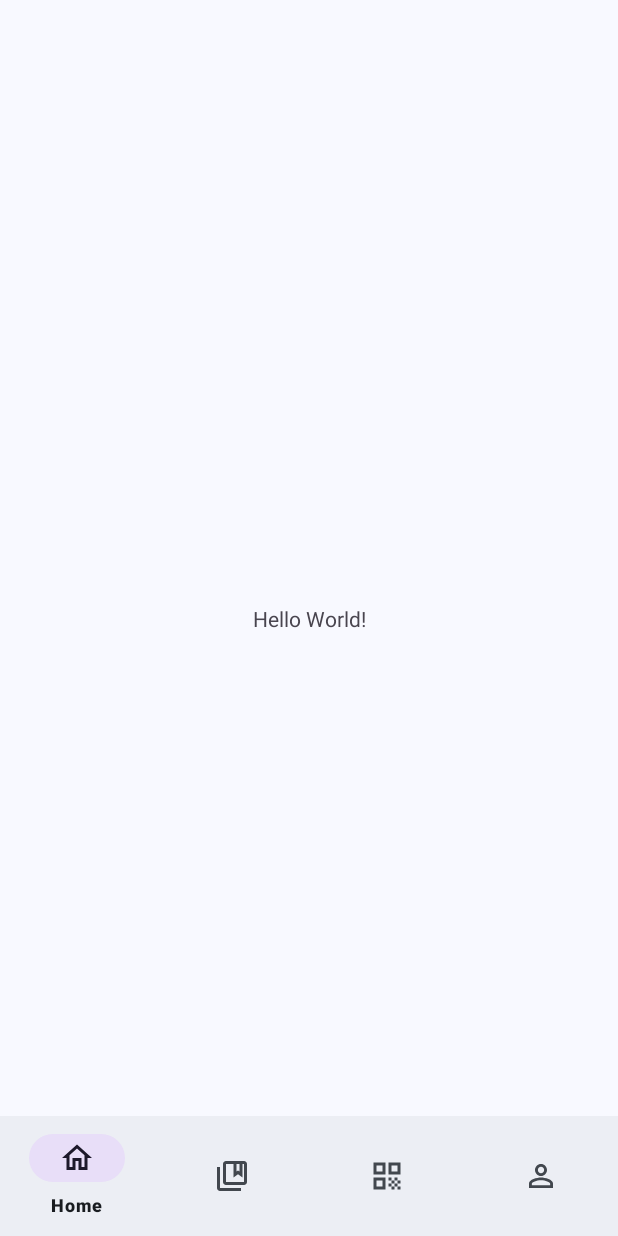
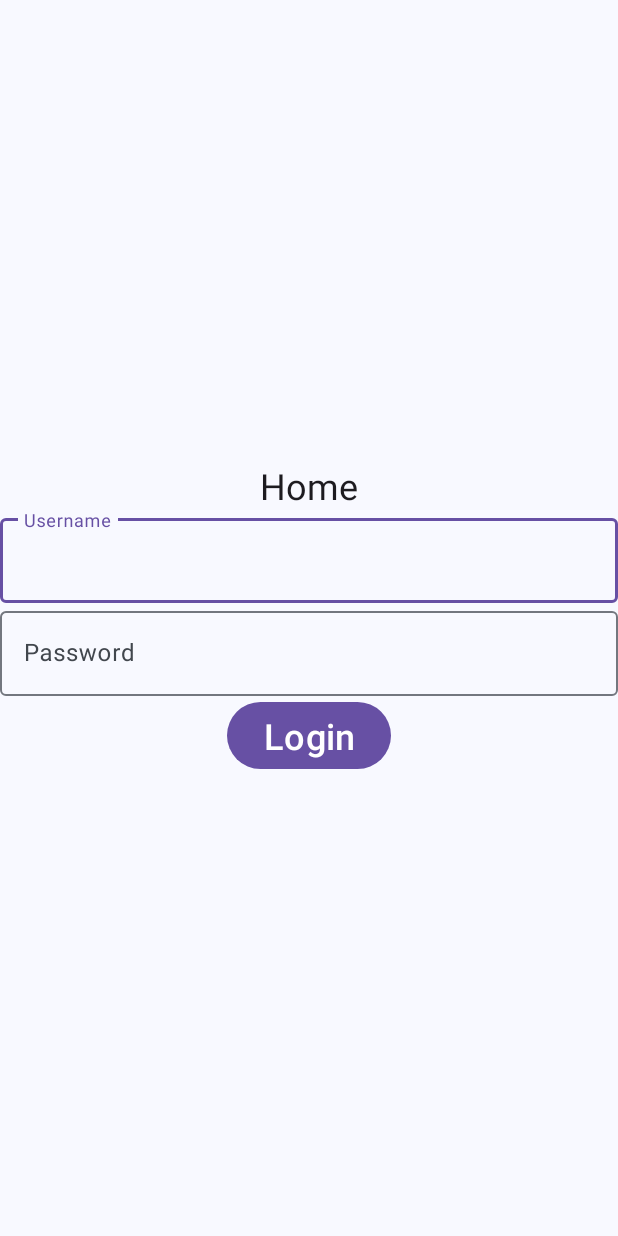
Before and after one commit to Yousran/PressAI, an Android app: the screen it shows after launch (MainActivity), on a phone screen of 412 x 824 dp. Run offline under Robolectric (Android 15) with nearby library versions, the phone set to English and light mode, and no system bars.

Commit message:
FEAT: Login and Dashboard Layout

```diff
--- a/app/app/src/main/AndroidManifest.xml
+++ b/app/app/src/main/AndroidManifest.xml
@@ -13,6 +13,9 @@
         android:theme="@style/Theme.PressAI"
         tools:targetApi="31">
         <activity
+            android:name=".Dashboard"
+            android:exported="false" />
+        <activity
             android:name=".MainActivity"
             android:exported="true">
             <intent-filter>
--- a/app/app/src/main/java/com/example/pressai/MainActivity.java
+++ b/app/app/src/main/java/com/example/pressai/MainActivity.java
@@ -3,38 +3,28 @@ package com.example.pressai;
 import androidx.annotation.NonNull;
 import androidx.appcompat.app.AppCompatActivity;
 
+import android.content.Intent;
 import android.os.Bundle;
 import android.view.MenuItem;
+import android.view.View;
+import android.widget.Button;
 
 import com.google.android.material.navigation.NavigationBarView;
 
 public class MainActivity extends AppCompatActivity {
 
+    Button login_btn;
     @Override
     protected void onCreate(Bundle savedInstanceState) {
         super.onCreate(savedInstanceState);
         setContentView(R.layout.activity_main);
-        NavigationBarView bottomNavigationView = findViewById(R.id.bottom_navigation);
-        bottomNavigationView.setOnItemSelectedListener(new NavigationBarView.OnItemSelectedListener() {
+        login_btn = findViewById(R.id.login_btn);
+        login_btn.setOnClickListener(new View.OnClickListener() {
             @Override
-            public boolean onNavigationItemSelected(@NonNull MenuItem item) {
-                int id = item.getItemId();
-                if (id == R.id.item_1) {
-                    // Handle item 1 reselection
-                    return true;
-                } else if (id == R.id.item_2) {
-                    // Handle item 2 reselection
-                    return true;
-                } else if (id == R.id.item_3) {
-                    // Handle item 3 reselection
-                    return true;
-                } else if (id == R.id.item_4) {
-                    // Handle item 4 reselection
-                    return true;
-                }
-                return false;
+            public void onClick(View v) {
+                Intent layout_dashboard = new Intent(getApplicationContext(), Dashboard.class);
+                startActivity(layout_dashboard);
             }
         });
-
     }
 }
--- a/app/app/src/main/res/layout/activity_main.xml
+++ b/app/app/src/main/res/layout/activity_main.xml
@@ -1,4 +1,3 @@
-<?xml version="1.0" encoding="utf-8"?>
 <androidx.constraintlayout.widget.ConstraintLayout xmlns:android="http://schemas.android.com/apk/res/android"
     xmlns:app="http://schemas.android.com/apk/res-auto"
     xmlns:tools="http://schemas.android.com/tools"
@@ -6,26 +5,62 @@
     android:layout_height="match_parent"
     tools:context=".MainActivity">
 
-    <TextView
+    <RelativeLayout
         android:layout_width="wrap_content"
         android:layout_height="wrap_content"
-        android:text="Hello World!"
         app:layout_constraintBottom_toBottomOf="parent"
         app:layout_constraintEnd_toEndOf="parent"
         app:layout_constraintStart_toStartOf="parent"
-        app:layout_constraintTop_toTopOf="parent" />
+        app:layout_constraintTop_toTopOf="parent">
 
-    <LinearLayout
-        android:layout_width="match_parent"
-        android:layout_height="wrap_content"
-        app:layout_constraintBottom_toBottomOf="parent"
-        >
-        <com.google.android.material.bottomnavigation.BottomNavigationView
-            android:id="@+id/bottom_navigation"
+        <TextView
+            android:id="@+id/judul"
             android:layout_width="match_parent"
             android:layout_height="wrap_content"
-            app:menu="@menu/bottom_navigation_menu" />
+            android:textAppearance="@style/TextAppearance.AppCompat.Headline"
+            android:text="@string/title_home"
+            android:textAlignment="center"
 
-    </LinearLayout>
+            />
+
+        <com.google.android.material.textfield.TextInputLayout
+            android:id="@+id/edit_text_username"
+            android:layout_width="match_parent"
+            android:layout_height="wrap_content"
+            android:layout_below="@id/judul"
+            android:hint="@string/edit_text_username"
+            >
+
+            <com.google.android.material.textfield.TextInputEditText
+                android:layout_width="match_parent"
+                android:layout_height="wrap_content" />
+
+        </com.google.android.material.textfield.TextInputLayout>
+        <com.google.android.material.textfield.TextInputLayout
+            android:id="@+id/edit_text_password"
+            android:layout_width="match_parent"
+            android:layout_height="wrap_content"
+            android:layout_below="@id/edit_text_username"
+            android:hint="@string/edit_text_password"
+
+            >
+
+            <com.google.android.material.textfield.TextInputEditText
+                android:layout_width="match_parent"
+                android:layout_height="wrap_content" />
+
+        </com.google.android.material.textfield.TextInputLayout>
+
+        <Button
+            android:id="@+id/login_btn"
+            android:layout_width="wrap_content"
+            android:layout_height="wrap_content"
+            android:layout_centerHorizontal="true"
+            android:layout_below="@+id/edit_text_password"
+            android:text="@string/text_login"
+            android:textSize="24sp"
+            />
+
+    </RelativeLayout>
 
 </androidx.constraintlayout.widget.ConstraintLayout>
--- a/app/app/src/main/res/values/strings.xml
+++ b/app/app/src/main/res/values/strings.xml
@@ -4,4 +4,7 @@
     <string name="title_kelas">Kelas</string>
     <string name="title_presensi">Presensi</string>
     <string name="title_profil">Profil</string>
+    <string name="text_login">Login</string>
+    <string name="edit_text_username">Username</string>
+    <string name="edit_text_password">Password</string>
 </resources>
```
Also changed, not shown: app/app/src/main/java/com/example/pressai/Dashboard.java (added, +40 -0 lines), app/app/src/main/res/layout/activity_dashboard.xml (added, +22 -0 lines), app/app/src/main/res/values/styles.xml (added, +272 -0 lines).
